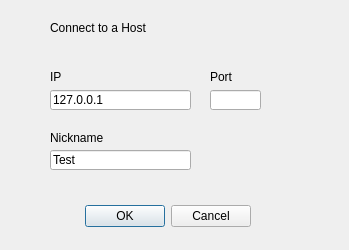
The window that connectionsetup.ui (ketro96/Hangman) describes before a commit, drawn with Qt 5.
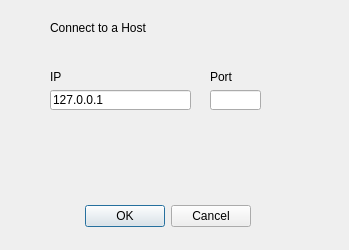
The same window after the commit.

```diff
--- a/connectionsetup.ui
+++ b/connectionsetup.ui
@@ -91,32 +91,6 @@
     <string>Connect to a Host</string>
    </property>
   </widget>
-  <widget class="QLabel" name="label_2">
-   <property name="geometry">
-    <rect>
-     <x>50</x>
-     <y>130</y>
-     <width>60</width>
-     <height>16</height>
-    </rect>
-   </property>
-   <property name="text">
-    <string>Nickname</string>
-   </property>
-  </widget>
-  <widget class="QLineEdit" name="edtNickname">
-   <property name="geometry">
-    <rect>
-     <x>50</x>
-     <y>150</y>
-     <width>141</width>
-     <height>20</height>
-    </rect>
-   </property>
-   <property name="text">
-    <string>Test</string>
-   </property>
-  </widget>
   <widget class="QLabel" name="lblStatus">
    <property name="geometry">
     <rect>
```
